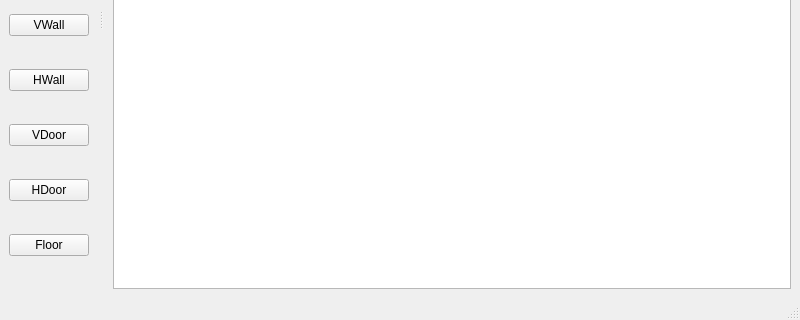
Qt form funcatching/mapeditor.ui (rightlorg/funcatching) before a commit; both pictures show x 0 to 800 and y 280 to 600 of the 800 by 600 pixel window.
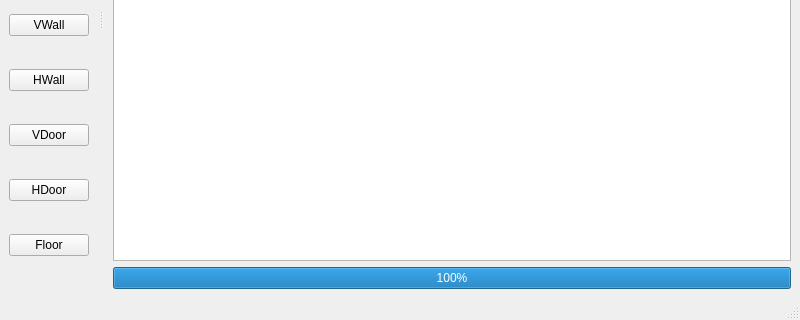
The same form after that commit.

The edit to the form file:
```diff
--- a/funcatching/mapeditor.ui
+++ b/funcatching/mapeditor.ui
@@ -16,6 +16,8 @@
   <widget class="QWidget" name="centralwidget">
    <layout class="QHBoxLayout" name="horizontalLayout">
     <item>
+     <layout class="QVBoxLayout" name="verticalLayout_2">
+      <item>
      <widget class="QTableWidget" name="tableWidget">
       <property name="iconSize">
        <size>
@@ -36,6 +38,15 @@
        <number>40</number>
       </attribute>
      </widget>
+      </item>
+      <item>
+       <widget class="QProgressBar" name="progressBar">
+        <property name="value">
+         <number>100</number>
+        </property>
+       </widget>
+      </item>
+     </layout>
     </item>
    </layout>
   </widget>
```
Lines whose indentation alone changed are shown as unchanged.
